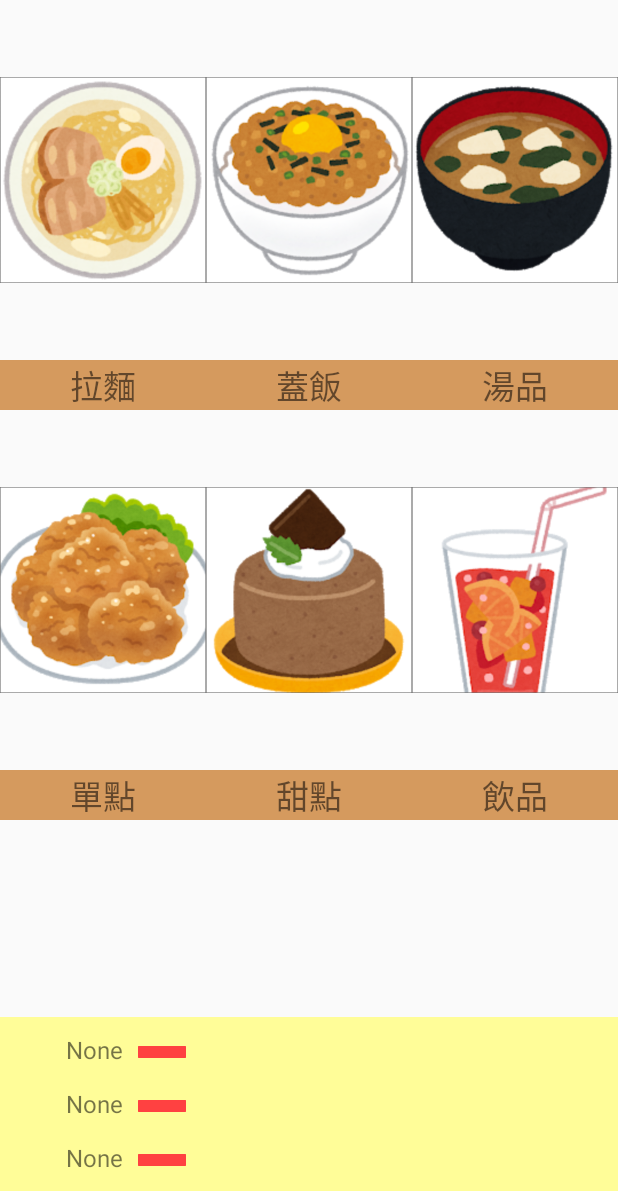
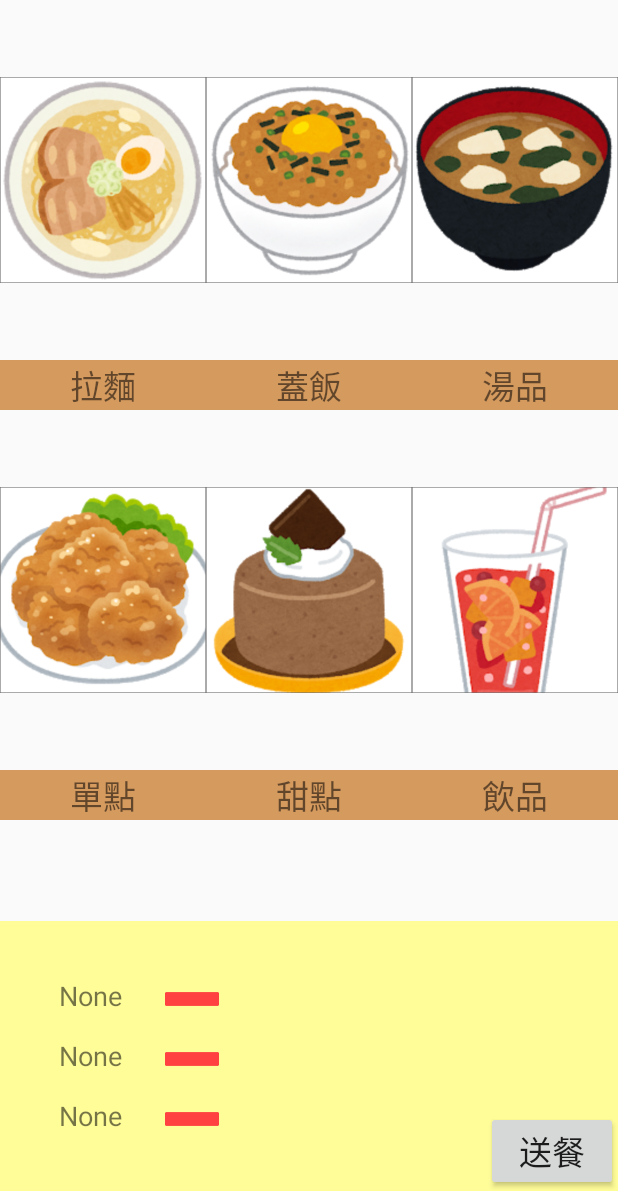
Before and after one commit to kevinbk11/OrderSystem, an Android app: the screen it shows after launch (MainActivity), on a phone screen of 412 x 824 dp, the part 45-1236 px from its top. Run offline under Robolectric (Android 15) with nearby library versions, the light colour scheme and no system bars.

Commit message:
new Layout

```diff
--- a/app/src/main/res/layout/activity_main.xml
+++ b/app/src/main/res/layout/activity_main.xml
@@ -108,53 +108,63 @@
         </RelativeLayout>
         <!--△△△△△△△△△△餐點種類圖示△△△△△△△△△△-->
 
-
         <!--▽▽▽▽▽▽▽▽▽▽點餐清單▽▽▽▽▽▽▽▽▽▽-->
-        <LinearLayout style="@style/max_width_style"
+        <RelativeLayout style="@style/max_width_style"
+                        android:layout_height="180dp"
                         android:layout_alignParentBottom="true"
                         android:background="#fffd98"
                         android:id="@+id/bottom_title">
-            <!--點餐數量-->
             <LinearLayout android:layout_width="wrap_content"
                           android:layout_height="wrap_content"
                           android:orientation="vertical"
-                          android:paddingHorizontal ="10dp"
-                          android:paddingVertical = "4dp">
+                          android:layout_centerVertical="true">
+                <RelativeLayout style="@style/foodamount"
+                                android:id="@+id/food_amount1"
+                                android:layout_centerVertical="true"
+                                android:paddingHorizontal="10dp">
                     <TextView
                             style="@style/Amount_food"
                             android:id="@+id/A"/>
+                    <ImageButton
+                            style="@style/Amount_delete"
+                            android:onClick="D1"
+                            android:layout_toRightOf="@+id/A"/>
+                </RelativeLayout>
+                <RelativeLayout style="@style/foodamount"
+                                android:id="@+id/food_amount2"
+                                android:layout_centerVertical="true"
+                                android:paddingHorizontal="10dp">
                     <TextView
                             style="@style/Amount_food"
                             android:id="@+id/B"/>
+                    <ImageButton
+                            style="@style/Amount_delete"
+                            android:onClick="D2"
+                            android:layout_toRightOf="@id/B"/>
+                </RelativeLayout>
+                <RelativeLayout style="@style/foodamount"
+                                android:id="@+id/food_amount3"
+                                android:layout_centerVertical="true"
+                                android:paddingHorizontal="10dp">
                     <TextView
                             style="@style/Amount_food"
                             android:id="@+id/C"/>
-            </LinearLayout>
-            <!--減少按鈕-->
-            <LinearLayout android:layout_width="wrap_content"
-                          android:layout_height="wrap_content"
-                          android:orientation="vertical"
-                          android:gravity="center"
-                          android:paddingVertical = "4dp">
-                <!--微調對齊文字-->
+
                     <ImageButton
                             style="@style/Amount_delete"
-                        android:layout_marginTop="3dp"
-                        android:clickable="true"
-                        android:onClick="D1"
-                        android:id="@+id/A2"/>
-                <ImageButton
-                        style="@style/Amount_delete"
-                        android:clickable="true"
-                        android:onClick="D2"
-                        android:id="@+id/B2"/>
-                <ImageButton
-                        style="@style/Amount_delete"
-                        android:clickable="true"
                             android:onClick="D3"
-                        android:id="@+id/C2"/>
+                            android:layout_toRightOf="@id/C"/>
+                </RelativeLayout>
             </LinearLayout>
-        </LinearLayout>
+            <!--送餐按鈕-->
+            <Button android:layout_width="wrap_content"
+                    android:layout_height="wrap_content"
+                    android:id="@+id/givefood"
+                    android:text="@string/give_food"
+                    android:textSize="22sp"
+                    android:layout_alignParentBottom="true"
+                    android:layout_alignParentRight="true"/>
+        </RelativeLayout>
         <!--△△△△△△△△△△點餐清單△△△△△△△△△△-->
 
 
--- a/app/src/main/res/values/styles.xml
+++ b/app/src/main/res/values/styles.xml
@@ -1,4 +1,4 @@
-<resources>
+<resources xmlns:tools="http://schemas.android.com/tools">
     <!-- 顏色 -->
     <style name="AppTheme" parent="Theme.AppCompat.Light.DarkActionBar">
         <!-- Customize your theme here. -->
@@ -46,19 +46,25 @@
     <!-- 餐點數量文字 -->
     <style name="Amount_food">
         <item name="android:text">None</item>
-        <item name="android:textSize">16sp</item>
-        <item name="android:layout_width">72dp</item>
-        <item name="android:layout_height">36dp</item>
-        <item name="android:gravity">center|right</item>
-
+        <item name="android:textSize">18sp</item>
+        <item name="android:layout_width">100dp</item>
+        <item name="android:layout_height">wrap_content</item>
+        <item name="android:gravity">center</item>
+        <item name="android:layout_centerVertical">true</item>
     </style>
     <!-- 餐點數量減少 -->
     <style name="Amount_delete">
         <item name="android:src">@drawable/delete_btn_1</item>
         <item name="android:layout_marginTop">4dp</item>
-        <item name="android:layout_width">32dp</item>
-        <item name="android:layout_height">32dp</item>
+        <item name="android:layout_width">36dp</item>
+        <item name="android:layout_height">36dp</item>
         <item name="android:scaleType">centerCrop</item>
         <item name="android:background">@color/colorNone</item>
     </style>
+
+    <style name="foodamount" >
+        <item name="android:layout_width">wrap_content</item>
+        <item name="android:layout_height">wrap_content</item>
+    </style>
+
 </resources>
```
Also changed, not shown: app/src/main/res/layout/activity_noodles_menu.xml (+30 -25 lines). Lines whose indentation alone changed are shown as unchanged.
